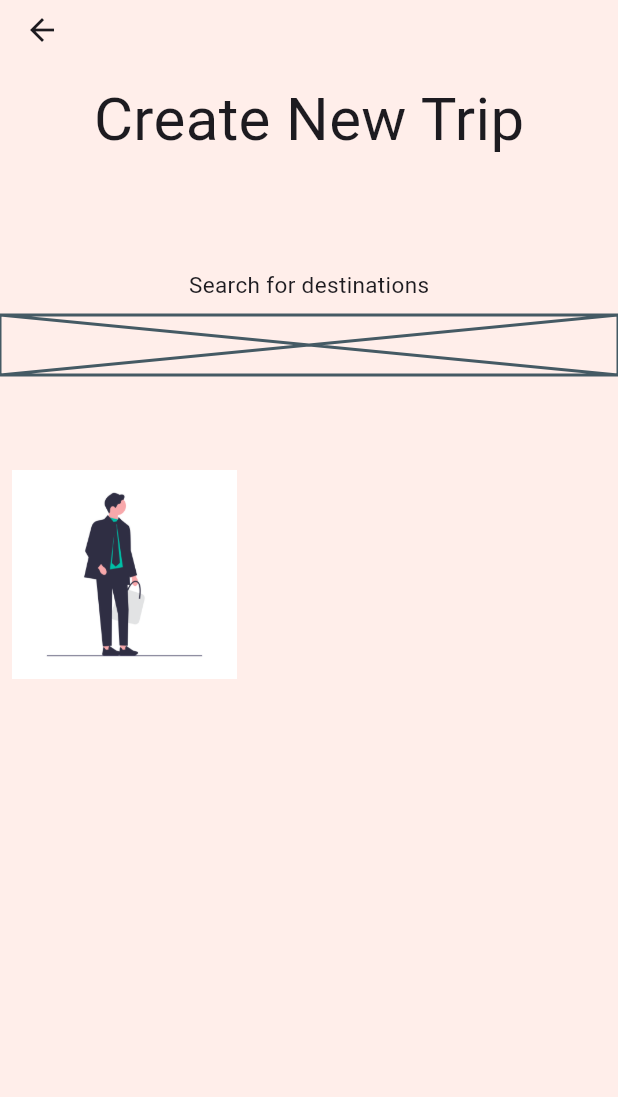
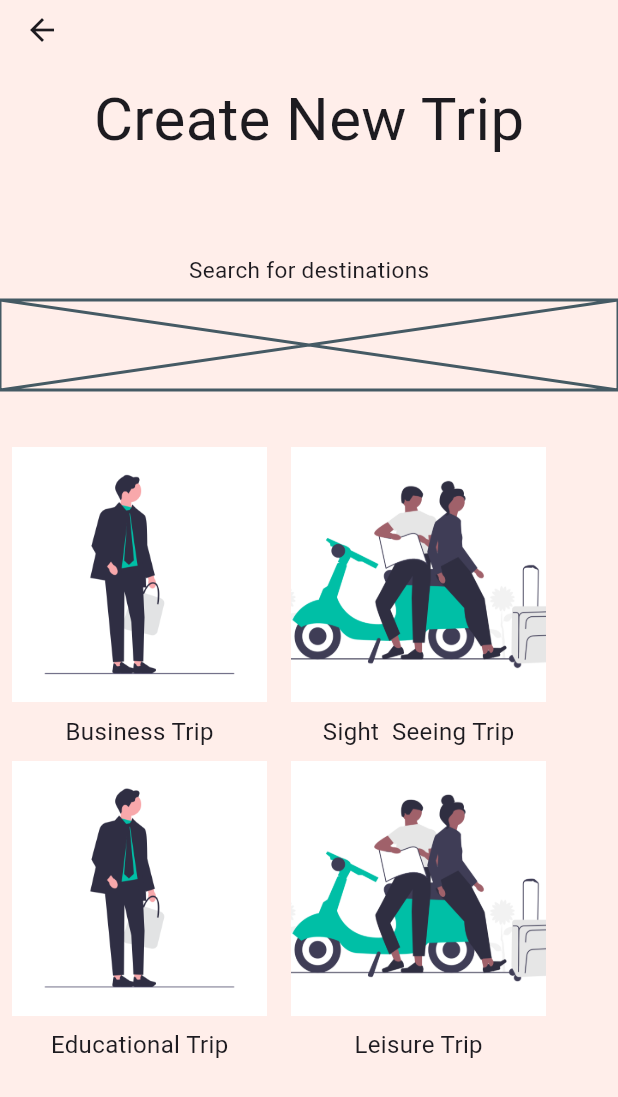
Before and after one commit to KamilTaras/tyskacz, a Flutter app: the CreatePlanPage screen opened directly, on a phone screen of 412 x 824 dp. Shown: the top 1097 px of the screen. Run offline on Flutter 3.47's test engine with Material 3 defaults, Android fonts, the light colour scheme and no system bars; our stand-ins replace flutter_map, latlong2; missing offline and left inert: window_manager.

Commit message:
all buttons

```diff
--- /dev/null
+++ b/lib/Pages/attractionFinderPage.dart
@@ -0,0 +1,23 @@
+import 'package:flutter/material.dart';
+
+
+class AttractionFinderPage extends StatefulWidget {
+  const AttractionFinderPage({super.key});
+
+  @override
+  State<AttractionFinderPage> createState() => _AttractionFinderPage();
+}
+class _AttractionFinderPage extends State<AttractionFinderPage> {
+  Widget build(BuildContext context) {
+    return Column(
+      children: [
+        Center(
+          child: Text(
+            'Plans page',
+            style: TextStyle(fontSize: 25),
+          ),
+        ),
+      ],
+    );
+  }
+}
--- a/lib/Pages/tripCreatorPage.dart
+++ b/lib/Pages/tripCreatorPage.dart
@@ -44,17 +44,27 @@ class _CreatePlanPage extends State<CreatePlanPage> {
     );
   }
 
-  Widget createButtonWithImage(String path){
-    return IconButton(
-      iconSize: 60, // Adjust the size of the IconButton
-      icon: Image.asset(
-        path,
-        width: 150, // Adjust the width of the image
-        height: 250, // Adjust the height of the image
-      ),
-      onPressed: () {},
+  Widget createButtonWithImage(String path, String label) {
+    return Column(
+      children: [
+        IconButton(
+          iconSize: 60,
+          onPressed: () {},
+          icon: Image.asset(
+            path,
+            width: 170,
+            height: 170,
+            fit: BoxFit.cover, // Ensure the image covers the square container
+          ),
+        ), // Adjust the spacing between the button and label
+        Text(
+          label,
+          style: TextStyle(fontSize: 16),
+        ),
+      ],
     );
   }
+
   @override
   Widget build(BuildContext context) {
     return Scaffold(
@@ -67,18 +77,27 @@ class _CreatePlanPage extends State<CreatePlanPage> {
       body:SafeArea(
         child: Column(
           children: <Widget> [
-            buildTextContainer(pageNameHeight, Colors.transparent, pageName, pageNameFontSize),
-            SizedBox(height: 40),
-            buildTextContainer(40, Colors.transparent, searchLabel, 15),
-            Placeholder(fallbackHeight: 40, fallbackWidth: 100,),
             Column(
               children: <Widget>[
+                buildTextContainer(pageNameHeight, Colors.transparent, pageName, pageNameFontSize),
+                SizedBox(height: 30),
+                buildTextContainer(40, Colors.transparent, searchLabel, 15),
+                Placeholder(fallbackHeight: 60, fallbackWidth: 100,),
+                SizedBox(height: 30),
 
                 Row(
                   children: <Widget>[
-                    createButtonWithImage('assets/photos/createBusinessTrip.png'),
+                    createButtonWithImage('assets/photos/createBusinessTrip.png', 'Business Trip'),
+                    createButtonWithImage('assets/photos/createSightSeeingTrip.png', 'Sight  Seeing Trip'),
                   ]
                 ),
+                Row(
+                    children: <Widget>[
+                      createButtonWithImage('assets/photos/createBusinessTrip.png','Educational Trip'),
+                      createButtonWithImage('assets/photos/createSightSeeingTrip.png', 'Leisure Trip'),
+                    ]
+                ),
+
               ]
             ),
             ]
--- a/pubspec.yaml
+++ b/pubspec.yaml
@@ -59,6 +59,7 @@ flutter:
     - assets/photos/logo_TySkacz_light.png
     - assets/photos/Pin.png
     - assets/photos/createBusinessTrip.png
+    - assets/photos/createSightSeeingTrip.png
   fonts:
     - family: Inter
       fonts:
```
